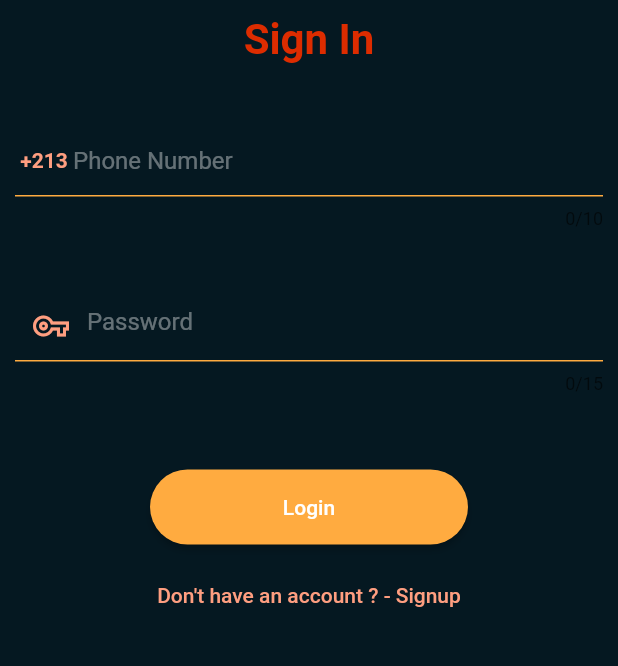
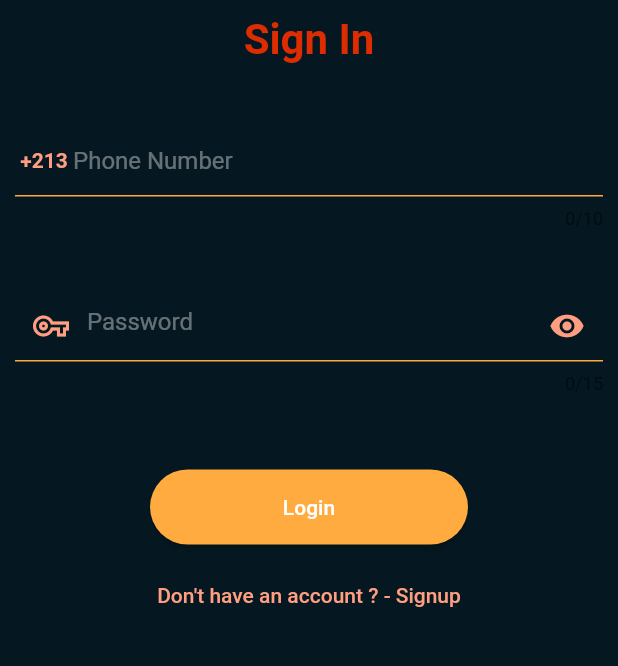
Before and after one commit to M4dj1/hairo, a Flutter app: the screen it shows after launch, on a phone screen of 412 x 824 dp, the part 360-1026 px from its top. Run offline on Flutter 3.47's test engine with Material 2 defaults, Android fonts, the phone set to English and light mode, and no system bars; our stand-ins replace firebase_auth, firebase_core, firebase_database, flutter_advanced_drawer, pin_code_fields, shared_preferences; missing offline and left inert: gender_picker, intro_views_flutter; accounts and stored records are empty.

Commit message:
Password visibility button - Hairo

```diff
--- a/lib/LoginRegScreens/loginpage.dart
+++ b/lib/LoginRegScreens/loginpage.dart
@@ -15,6 +15,9 @@ class _LoginScreenState extends State<LoginScreen> {
   TextEditingController _controller = TextEditingController();
   TextEditingController _passwordcontroller = TextEditingController();
   final GlobalKey<ScaffoldState> _scaffoldkey = GlobalKey<ScaffoldState>();
+  var _passwordVisible;
+  var _obscureText;
+
   @override
   Widget build(BuildContext context) {
     return Scaffold(
@@ -84,12 +87,26 @@ class _LoginScreenState extends State<LoginScreen> {
                   cursorColor: Colors.orangeAccent,
                   keyboardType: TextInputType.text,
                   controller: _passwordcontroller,
-                  obscureText: true,
+                  obscureText: _obscureText,
                   maxLength: 15,
                   decoration: InputDecoration(
                       prefixIcon: Icon(
                         Icons.vpn_key_outlined,
                         color: Colors.deepOrangeAccent.shade100,
+                      ),
+                      suffixIcon: IconButton(
+                        icon: Icon(
+                          _passwordVisible
+                              ? Icons.visibility_off
+                              : Icons.visibility,
+                          color: Colors.deepOrangeAccent.shade100,
+                        ),
+                        onPressed: () {
+                          setState(() {
+                            _passwordVisible = !_passwordVisible;
+                            _obscureText = !_obscureText;
+                          });
+                        },
                       ),
                       hintText: 'Password',
                       hintStyle: TextStyle(color: Colors.white38),
@@ -182,6 +199,8 @@ class _LoginScreenState extends State<LoginScreen> {
 
   @override
   void initState() {
+    _passwordVisible = false;
+    _obscureText = true;
     super.initState();
     WidgetsBinding.instance!.addPostFrameCallback((timeStamp) async {
       SharedPreferences prefs = await SharedPreferences.getInstance();
```
Also changed, not shown: lib/LoginRegScreens/password.dart (+18 -2 lines).
